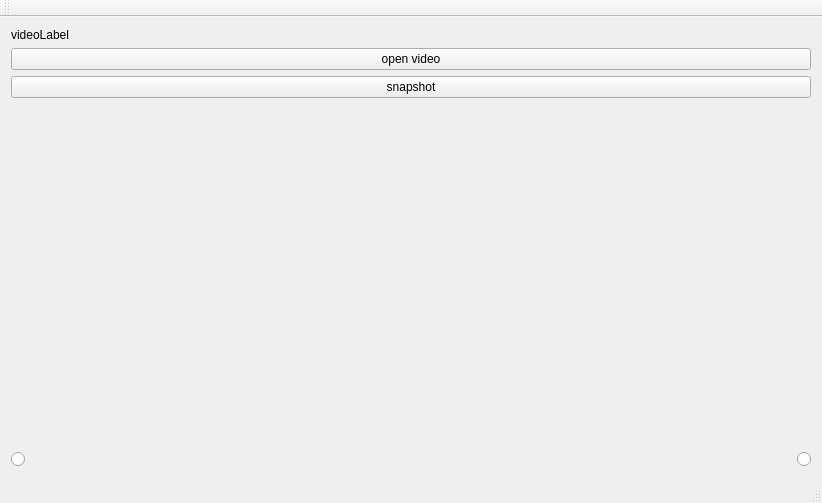
Above: OlabPlayer/mainwindow.ui from e173101/OlabPlayer before the change. Below: the same form after it.
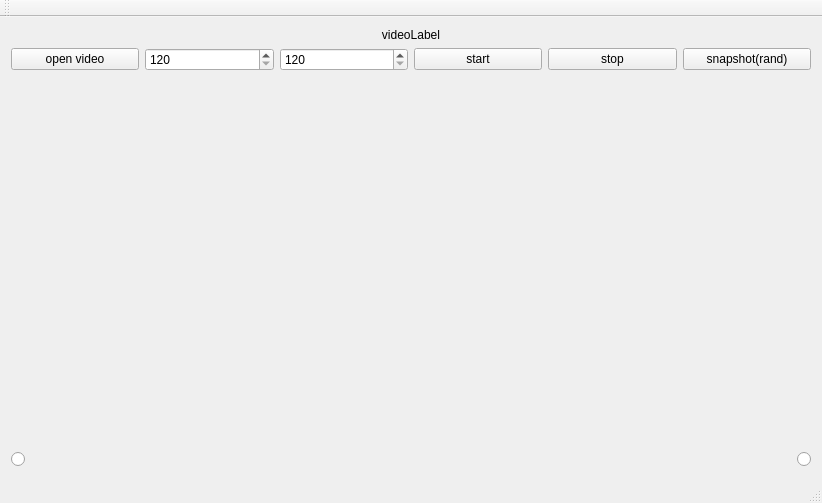
That is the form after the change.

Patch:
```diff
--- a/OlabPlayer/mainwindow.ui
+++ b/OlabPlayer/mainwindow.ui
@@ -17,24 +17,71 @@
    <layout class="QVBoxLayout" name="verticalLayout">
     <item>
      <widget class="QLabel" name="label_video">
+      <property name="layoutDirection">
+       <enum>Qt::LeftToRight</enum>
+      </property>
       <property name="text">
        <string>videoLabel</string>
       </property>
+      <property name="alignment">
+       <set>Qt::AlignCenter</set>
+      </property>
      </widget>
     </item>
+    <item>
+     <layout class="QHBoxLayout" name="horizontalLayout_2">
     <item>
      <widget class="QPushButton" name="pushButton_openVideo">
+        <property name="styleSheet">
+         <string notr="true"/>
+        </property>
       <property name="text">
        <string>open video</string>
       </property>
      </widget>
     </item>
+      <item>
+       <widget class="QSpinBox" name="spinBox_cols">
+        <property name="minimum">
+         <number>120</number>
+        </property>
+        <property name="maximum">
+         <number>2000</number>
+        </property>
+       </widget>
+      </item>
+      <item>
+       <widget class="QSpinBox" name="spinBox_rows">
+        <property name="minimum">
+         <number>120</number>
+        </property>
+        <property name="maximum">
+         <number>2000</number>
+        </property>
+       </widget>
+      </item>
+      <item>
+       <widget class="QPushButton" name="pushButton_start">
+        <property name="text">
+         <string>start</string>
+        </property>
+       </widget>
+      </item>
+      <item>
+       <widget class="QPushButton" name="pushButton_stop">
+        <property name="text">
+         <string>stop</string>
+        </property>
+       </widget>
+      </item>
     <item>
      <widget class="QPushButton" name="pushButton_snapshot">
       <property name="text">
-       <string>snapshot</string>
-      </property>
-     </widget>
+         <string>snapshot(rand)</string>
+        </property>
+       </widget>
+      </item>
+     </layout>
     </item>
     <item>
      <spacer name="verticalSpacer">
```
Left out of the diff: 5 changed lines with no effect on the pictures. Lines whose indentation alone changed are shown as unchanged.
